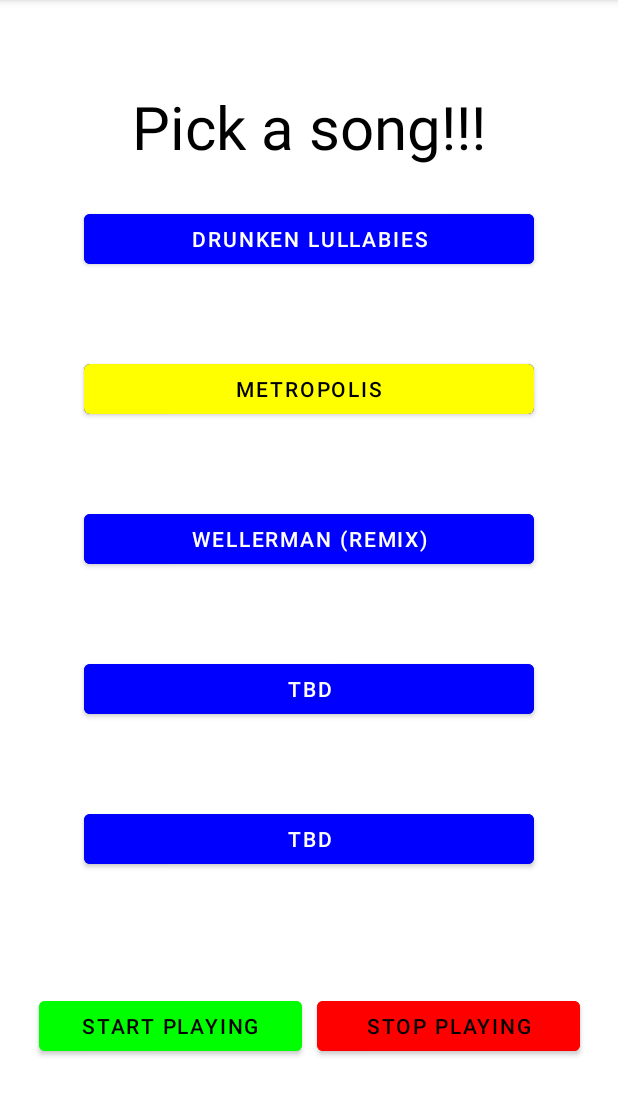
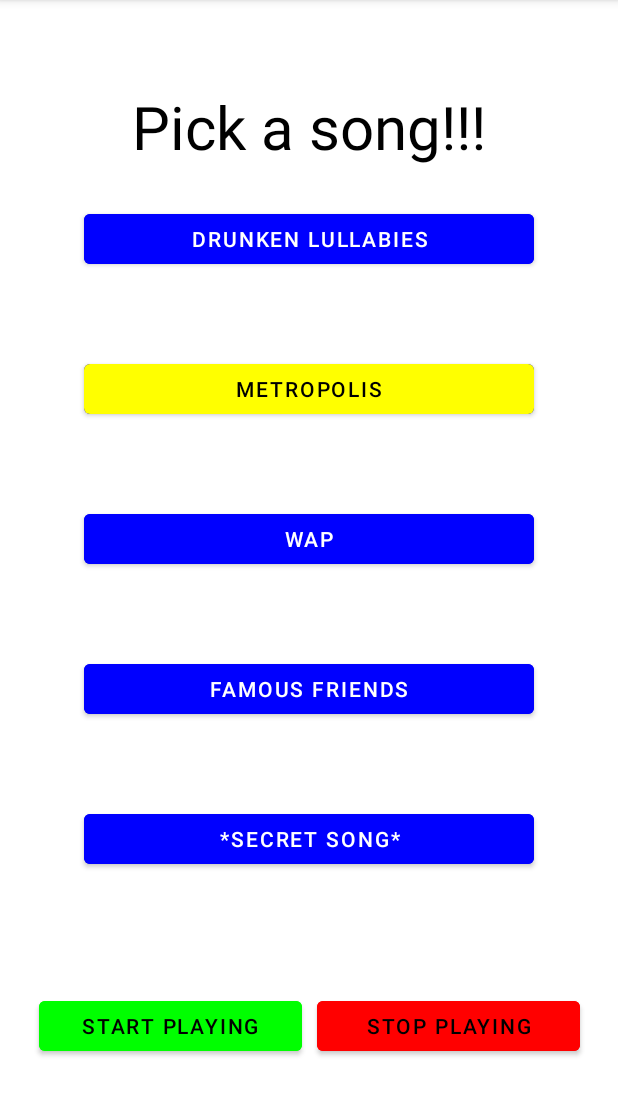
Before and after one commit to kstigle1/CS441_Proj5, an Android app: the screen it shows after launch (MainActivity), after a tap on "METROPOLIS", on a phone screen of 412 x 824 dp, the part 84-1200 px from its top. Run offline under Robolectric (Android 15) with nearby library versions, the phone set to English and light mode, and no system bars; 3 other taps on this screen came first.

Commit message:
added WAP and NGGYU

```diff
--- a/app/src/main/java/com/stigler/cs441_proj5/MainActivity.java
+++ b/app/src/main/java/com/stigler/cs441_proj5/MainActivity.java
@@ -23,7 +23,9 @@ public class MainActivity extends AppCompatActivity
     Button startButton;
     Button DrunkenLull;
     Button Metro;
-    Button Wellerman;
+    Button WAP;
+    Button FamousFriends;
+    Button NGGYU;
     MediaPlayer mPlayer;
     int selectedSongMP3 = R.raw.silence;
     Button selectedSongButton;
@@ -40,7 +42,9 @@ public class MainActivity extends AppCompatActivity
         selectedSongButton = (Button) findViewById(R.id.DrukenLullbies);
         DrunkenLull = (Button) findViewById(R.id.DrukenLullbies);
         Metro = (Button) findViewById(R.id.Metropolis);
-        Wellerman = (Button) findViewById(R.id.Wellerman);
+        WAP = (Button) findViewById(R.id.WAP);
+        FamousFriends = (Button) findViewById(R.id.famousFriends);
+        NGGYU = (Button) findViewById(R.id.NGGYU);
 
         mPlayer = MediaPlayer.create(this, selectedSongMP3);
 
@@ -99,16 +103,16 @@ public class MainActivity extends AppCompatActivity
         Metro.setTextColor(Color.BLACK);
     }
 
-    public void setWellerman(View view)
+    public void setWAP(View view)
     {
         mPlayer.stop();
         selectedSongButton.setBackgroundColor(Color.BLUE);
         selectedSongButton.setTextColor(Color.WHITE);
         inputLabel.setTextColor(Color.BLACK);
-        selectedSongMP3 = R.raw.wellermanremix;
-        selectedSongButton = Wellerman;
-        Wellerman.setBackgroundColor(Color.YELLOW);
-        Wellerman.setTextColor(Color.BLACK);
+        selectedSongMP3 = R.raw.wap;
+        selectedSongButton = WAP;
+        WAP.setBackgroundColor(Color.YELLOW);
+        WAP.setTextColor(Color.BLACK);
     }
 
     public void setTemp(View view)
@@ -119,4 +123,28 @@ public class MainActivity extends AppCompatActivity
         inputLabel.setTextColor(Color.BLACK);
         selectedSongMP3 = R.raw.silence;
     }
+
+    public void setFF(View view)
+    {
+        mPlayer.stop();
+        selectedSongButton.setBackgroundColor(Color.BLUE);
+        selectedSongButton.setTextColor(Color.WHITE);
+        inputLabel.setTextColor(Color.BLACK);
+        selectedSongMP3 = R.raw.famousfriends;
+        selectedSongButton = FamousFriends;
+        FamousFriends.setBackgroundColor(Color.YELLOW);
+        FamousFriends.setTextColor(Color.BLACK);
+    }
+
+    public void setNGGYU(View view)
+    {
+        mPlayer.stop();
+        selectedSongButton.setBackgroundColor(Color.BLUE);
+        selectedSongButton.setTextColor(Color.WHITE);
+        inputLabel.setTextColor(Color.BLACK);
+        selectedSongMP3 = R.raw.nevergonnagiveyouup;
+        selectedSongButton = NGGYU;
+        NGGYU.setBackgroundColor(Color.YELLOW);
+        NGGYU.setTextColor(Color.BLACK);
+    }
 }
--- a/app/src/main/res/layout/activity_main.xml
+++ b/app/src/main/res/layout/activity_main.xml
@@ -83,7 +83,7 @@
         />
 
     <Button
-        android:id="@+id/Wellerman"
+        android:id="@+id/WAP"
         android:layout_width="300dp"
         android:layout_height="45dp"
         app:layout_constraintTop_toTopOf="parent"
@@ -91,14 +91,14 @@
         app:layout_constraintLeft_toLeftOf="parent"
         app:layout_constraintRight_toRightOf="parent"
         android:layout_marginBottom="50dp"
-        android:text="@string/songWellerman"
-        android:onClick="setWellerman"
+        android:text="@string/songWAP"
+        android:onClick="setWAP"
         android:backgroundTint="@color/blue"
         android:textColor="@color/white"
         />
 
     <Button
-        android:id="@+id/temp1"
+        android:id="@+id/famousFriends"
         android:layout_width="300dp"
         android:layout_height="45dp"
         app:layout_constraintTop_toTopOf="parent"
@@ -106,14 +106,14 @@
         app:layout_constraintLeft_toLeftOf="parent"
         app:layout_constraintRight_toRightOf="parent"
         android:layout_marginTop="150dp"
-        android:text="@string/tempLabel"
-        android:onClick="setTemp"
+        android:text="@string/songFamousFriends"
+        android:onClick="setFF"
         android:backgroundTint="@color/blue"
         android:textColor="@color/white"
         />
 
     <Button
-        android:id="@+id/temp2"
+        android:id="@+id/NGGYU"
         android:layout_width="300dp"
         android:layout_height="45dp"
         app:layout_constraintTop_toTopOf="parent"
@@ -121,8 +121,8 @@
         app:layout_constraintLeft_toLeftOf="parent"
         app:layout_constraintRight_toRightOf="parent"
         android:layout_marginTop="350dp"
-        android:text="@string/tempLabel"
-        android:onClick="setTemp"
+        android:text="@string/songNGGYU"
+        android:onClick="setNGGYU"
         android:backgroundTint="@color/blue"
         android:textColor="@color/white"
         />
--- a/app/src/main/res/values/strings.xml
+++ b/app/src/main/res/values/strings.xml
@@ -6,6 +6,8 @@
     <string name="startPlay">Start Playing</string>
     <string name="songDL">Drunken Lullabies</string>
     <string name="songMetro">Metropolis</string>
-    <string name="songWellerman">Wellerman (Remix)</string>
+    <string name="songWAP">WAP</string>
+    <string name="songFamousFriends">Famous Friends</string>
     <string name="tempLabel">TBD</string>
+    <string name="songNGGYU">*Secret Song*</string>
 </resources>
```
Also changed, not shown: 3 other files.
